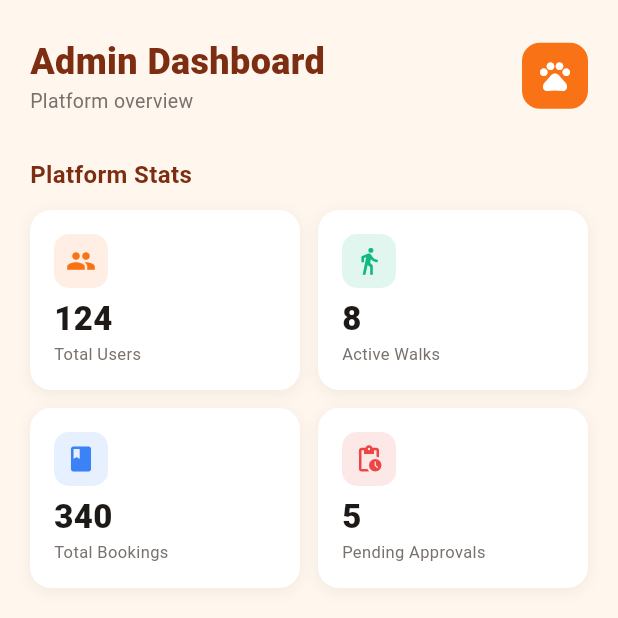
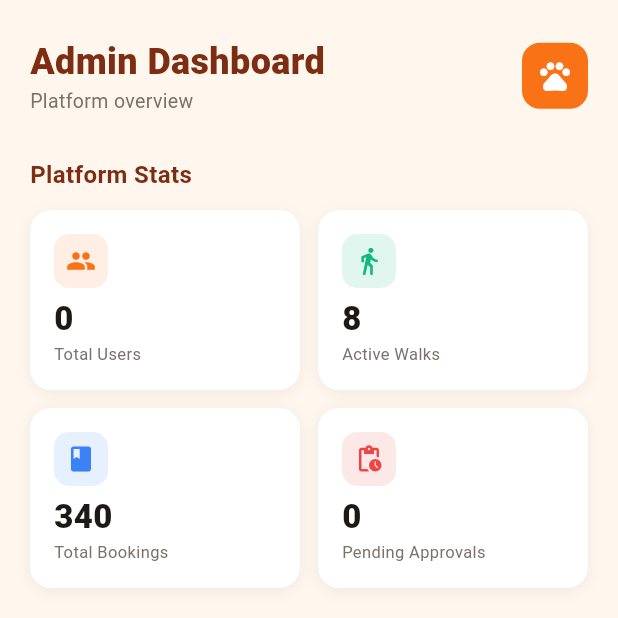
Before and after one commit to shayneuzan/Application-Development2-Project, a Flutter app: the AdminDashboardScreen screen opened directly, on a phone screen of 412 x 824 dp, the top half of it. Run offline on Flutter 3.47's test engine with Material 3 defaults, Android fonts, the phone set to English and light mode, and no system bars; our stand-ins replace cloud_firestore, firebase_auth, firebase_core, syncfusion_flutter_charts, table_calendar; accounts and stored records are empty.

Commit message:
Connected admin controls and user management to real Firestore data
  Login now blocks suspended accounts immediately by reading the user's
  status from Firestore after sign in. If suspended, the user is signed
  out and shown an error before they can enter the app.

  The admin Users tab now pulls real users from Firestore using a live
  stream instead of a hardcoded list. Approve, Suspend, and Restore
  buttons write directly to Firestore. Null fallbacks were added so old
  user documents with missing fields no longer crash the screen. Admin
  accounts are hidden from the list.

  The admin Home tab now shows real counts for Total Users and Pending
  Approvals pulled from Firestore. Active Walks and Total Bookings are
  still dummy values until those collections are built.

  The walker and owner home screen now listens to its own Firestore document in
  real time. If an admin suspends the account while the walker/owner is using
  the app, they are signed out and sent back to the login screen
  immediately. A yellow banner also appears at the top of the screen
  if the new walker account is still waiting for admin approval and disappears
  automatically once approved.

  The owner home screen was converted from a StatelessWidget to a
  StatefulWidget so it can run the same real time listener
  as the walker screen.

```diff
--- a/lib/screens/admin/admin_home_tab_screen.dart
+++ b/lib/screens/admin/admin_home_tab_screen.dart
@@ -1,4 +1,5 @@
 import 'package:flutter/material.dart';
+import 'package:cloud_firestore/cloud_firestore.dart';
 
 // ─────────────────────────────────────────────────────────
 // ADMIN HOME TAB
@@ -7,15 +8,25 @@ import 'package:flutter/material.dart';
 
 class AdminHomeTab extends StatelessWidget {
 
-  //Dummy stats swap values with real Firestore values later
-  final List<Map<String, dynamic>> _stats = [
-    {'label': 'Total Users',       'value': '124', 'icon': Icons.people,           'color': Color(0xFFF97316),},
-    {'label': 'Active Walks',      'value': '8',   'icon': Icons.directions_walk,  'color': Color(0xFF10B981)},
-    {'label': 'Total Bookings',    'value': '340', 'icon': Icons.book,             'color': Color(0xFF3B82F6)},
-    {'label': 'Pending Approvals', 'value': '5',   'icon': Icons.pending_actions,  'color': Color(0xFFEF4444)},
-  ];
+  // Fetch total users from Firestore excluding admin accounts
+  Future<int> _getTotalUsers() async {
+    final snap = await FirebaseFirestore.instance
+        .collection('users')
+        .where('role', isNotEqualTo: 'admin')
+        .get();
+    return snap.docs.length;
+  }
 
-  //Dummy recent activity swap with real Firestore values later
+  // Fetch count of walkers waiting for approval
+  Future<int> _getPendingApprovals() async {
+    final snap = await FirebaseFirestore.instance
+        .collection('users')
+        .where('status', isEqualTo: 'pending')
+        .get();
+    return snap.docs.length;
+  }
+
+  //Dummy recent activity — swap with real Firestore values later
   final List<Map<String, dynamic>> _activity = [
     {'message': 'New walker registered: John Pasiolan',  'time': '2 min ago',   'icon': Icons.person_add,   'color': Color(0xFF10B981)},
     {'message': 'Booking completed: Sarah & Mike',       'time': '15 min ago',  'icon': Icons.check_circle, 'color': Color(0xFF3B82F6)},
@@ -59,45 +70,60 @@ class AdminHomeTab extends StatelessWidget {
             //Stat cards
             Text('Platform Stats', style: TextStyle(fontSize: 16, fontWeight: FontWeight.w700, color: Color(0xFF7C2D12))),
             SizedBox(height: 12),
-            GridView.builder(
+            GridView.count(
               shrinkWrap: true,
               physics: NeverScrollableScrollPhysics(),
-              gridDelegate: SliverGridDelegateWithFixedCrossAxisCount(
-                crossAxisCount: 2, crossAxisSpacing: 12, mainAxisSpacing: 12, childAspectRatio: 1.5,
-              ),
-              itemCount: _stats.length,
-              itemBuilder: (context, index) {
-                final stat = _stats[index];
-                return Container(
-                  padding: EdgeInsets.all(16),
-                  decoration: BoxDecoration(
-                    color: Colors.white,
-                    borderRadius: BorderRadius.circular(14),
-                    boxShadow: [BoxShadow(color: Colors.black.withOpacity(0.06), blurRadius: 8, offset: Offset(0, 2))],
+              crossAxisCount: 2,
+              crossAxisSpacing: 12,
+              mainAxisSpacing: 12,
+              childAspectRatio: 1.5,
+              children: [
+
+                // Total Users — real Firestore count
+                _buildCard(
+                  label: 'Total Users',
+                  icon: Icons.people,
+                  color: Color(0xFFF97316),
+                  valueWidget: FutureBuilder<int>(
+                    future: _getTotalUsers(),
+                    builder: (context, snapshot) => Text(
+                      snapshot.hasData ? '${snapshot.data}' : '...',
+                      style: TextStyle(fontSize: 22, fontWeight: FontWeight.w900, color: Color(0xFF1C1917)),
+                    ),
                   ),
-                  child: Column(
-                    crossAxisAlignment: CrossAxisAlignment.start,
-                    mainAxisAlignment: MainAxisAlignment.spaceBetween,
-                    children: [
-                      Container(
-                        width: 36, height: 36,
-                        decoration: BoxDecoration(
-                          color: (stat['color'] as Color).withOpacity(0.12),
-                          borderRadius: BorderRadius.circular(10),
-                        ),
-                        child: Icon(stat['icon'] as IconData, color: stat['color'] as Color, size: 20),
-                      ),
-                      Column(
-                        crossAxisAlignment: CrossAxisAlignment.start,
-                        children: [
-                          Text(stat['value'] as String, style: TextStyle(fontSize: 22, fontWeight: FontWeight.w900, color: Color(0xFF1C1917))),
-                          Text(stat['label'] as String, style: TextStyle(fontSize: 11, color: Color(0xFF78716C))),
-                        ],
-                      ),
-                    ],
+                ),
+
+                // Active Walks — dummy until walks collection is built
+                _buildCard(
+                  label: 'Active Walks',
+                  icon: Icons.directions_walk,
+                  color: Color(0xFF10B981),
+                  valueWidget: Text('8', style: TextStyle(fontSize: 22, fontWeight: FontWeight.w900, color: Color(0xFF1C1917))),
+                ),
+
+                // Total Bookings — dummy until bookings collection is built
+                _buildCard(
+                  label: 'Total Bookings',
+                  icon: Icons.book,
+                  color: Color(0xFF3B82F6),
+                  valueWidget: Text('340', style: TextStyle(fontSize: 22, fontWeight: FontWeight.w900, color: Color(0xFF1C1917))),
+                ),
+
+                // Pending Approvals — real Firestore count
+                _buildCard(
+                  label: 'Pending Approvals',
+                  icon: Icons.pending_actions,
+                  color: Color(0xFFEF4444),
+                  valueWidget: FutureBuilder<int>(
+                    future: _getPendingApprovals(),
+                    builder: (context, snapshot) => Text(
+                      snapshot.hasData ? '${snapshot.data}' : '...',
+                      style: TextStyle(fontSize: 22, fontWeight: FontWeight.w900, color: Color(0xFF1C1917)),
+                    ),
                   ),
-                );
-              },
+                ),
+
+              ],
             ),
 
             SizedBox(height: 28),
@@ -112,7 +138,7 @@ class AdminHomeTab extends StatelessWidget {
                 boxShadow: [BoxShadow(color: Colors.black.withOpacity(0.06), blurRadius: 8, offset: Offset(0, 2))],
               ),
               child: ListView.separated(
-                shrinkWrap: true, //only take the space you actually need instead of filling the whole screen
+                shrinkWrap: true,
                 physics: NeverScrollableScrollPhysics(),
                 itemCount: _activity.length,
                 separatorBuilder: (context, index) => Divider(height: 1, color: Color(0xFFF5F5F4)),
@@ -154,4 +180,37 @@ class AdminHomeTab extends StatelessWidget {
       ),
     );
   }
+
+  // Reusable stat card — accepts any widget for the value so FutureBuilder or plain Text both work
+  Widget _buildCard({required String label, required IconData icon, required Color color, required Widget valueWidget}) {
+    return Container(
+      padding: EdgeInsets.all(16),
+      decoration: BoxDecoration(
+        color: Colors.white,
+        borderRadius: BorderRadius.circular(14),
+        boxShadow: [BoxShadow(color: Colors.black.withOpacity(0.06), blurRadius: 8, offset: Offset(0, 2))],
+      ),
+      child: Column(
+        crossAxisAlignment: CrossAxisAlignment.start,
+        mainAxisAlignment: MainAxisAlignment.spaceBetween,
+        children: [
+          Container(
+            width: 36, height: 36,
+            decoration: BoxDecoration(
+              color: color.withOpacity(0.12),
+              borderRadius: BorderRadius.circular(10),
+            ),
+            child: Icon(icon, color: color, size: 20),
+          ),
+          Column(
+            crossAxisAlignment: CrossAxisAlignment.start,
+            children: [
+              valueWidget,
+              Text(label, style: TextStyle(fontSize: 11, color: Color(0xFF78716C))),
+            ],
+          ),
+        ],
+      ),
+    );
+  }
 }
```
Also changed, not shown: lib/screens/admin/admin_users_tab_screen.dart (+61 -50 lines), lib/screens/auth/login_screen.dart (+16 -12 lines), lib/screens/owner/owner_home_screen.dart (+45 -3 lines), lib/screens/walker/walker_home_screen.dart (+56 -1 lines), 1 other file.
